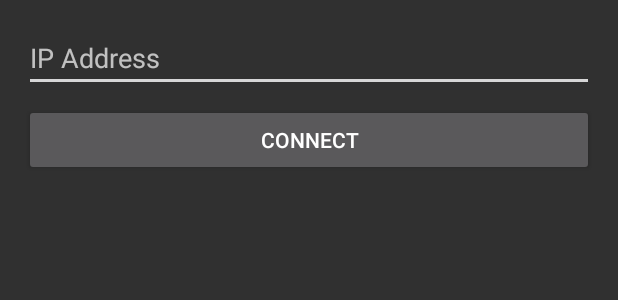
After one commit to Anty0/ev3projectsandroid-lejos, an Android app: the layout fragment_connect.xml on its own in the app's theme, with its tools: preview values and no code run, on a phone screen of 412 x 824 dp. The commit adds this screen. Shown: the top 300 px of the screen. Run offline under Robolectric (Android 15) with nearby library versions, the phone set to English and light mode, and no system bars.

```diff
--- a/app/build.gradle
+++ b/app/build.gradle
@@ -64,12 +64,17 @@ dependencies {
     //androidTestCompile 'com.android.support.test.espresso:espresso-core:2.2.2'
     //androidTestCompile 'com.android.support.test.uiautomator:uiautomator-v18:2.1.2'
 
+    //compile files(System.getenv('EV3_HOME') + "/lib/ev3/dbusjava.jar")
+    //compile files(System.getenv('EV3_HOME') + "/lib/ev3/ev3classes.jar")
+    //compile file(System.getenv('EV3_HOME') + "/lib/ev3/3rdparty/opencv-2411.jar")
+
     debugCompile project(path: ':utils', configuration: 'utilsDebug')
     releaseCompile project(path: ':utils', configuration: 'utilsRelease')
 
     compile 'com.jakewharton:butterknife:8.4.0'
     annotationProcessor 'com.jakewharton:butterknife-compiler:8.4.0'
 
+    compile 'com.android.support.constraint:constraint-layout:1.0.0-alpha8'
     compile 'com.squareup.picasso:picasso:2.5.2'
     compile 'com.jjoe64:graphview:4.2.1'
     /*compile('com.mikepenz:aboutlibraries:5.8.1@aar') {
--- /dev/null
+++ b/app/src/main/res/layout/fragment_connect.xml
@@ -0,0 +1,33 @@
+<?xml version="1.0" encoding="utf-8"?>
+<android.support.constraint.ConstraintLayout xmlns:android="http://schemas.android.com/apk/res/android"
+    xmlns:app="http://schemas.android.com/apk/res-auto"
+    android:layout_width="match_parent"
+    android:layout_height="match_parent">
+
+    <EditText
+        android:id="@+id/editTextConnect"
+        android:layout_width="0dp"
+        android:layout_height="wrap_content"
+        android:layout_marginEnd="16dp"
+        android:layout_marginStart="16dp"
+        android:layout_marginTop="16dp"
+        android:digits="0123456789."
+        android:ems="10"
+        android:hint="@string/text_view_connect_ip_address"
+        android:inputType="number"
+        app:layout_constraintLeft_toLeftOf="parent"
+        app:layout_constraintRight_toRightOf="parent"
+        app:layout_constraintTop_toTopOf="parent" />
+
+    <Button
+        android:id="@+id/buttonConnectDisconnect"
+        android:layout_width="0dp"
+        android:layout_height="wrap_content"
+        android:layout_marginEnd="16dp"
+        android:layout_marginStart="16dp"
+        android:layout_marginTop="8dp"
+        android:text="@string/but_connect"
+        app:layout_constraintLeft_toLeftOf="parent"
+        app:layout_constraintRight_toRightOf="parent"
+        app:layout_constraintTop_toBottomOf="@+id/editTextConnect" />
+</android.support.constraint.ConstraintLayout>
--- a/app/src/main/res/values/strings.xml
+++ b/app/src/main/res/values/strings.xml
@@ -3,6 +3,16 @@
     <string name="title_activity_main">EV3Projects</string>
     <string name="title_activity_debug_info">Debugging info</string>
 
+    <string name="title_fragment_connect">Connection</string>
+    <string name="title_fragment_remote_control">Remote control</string>
+
     <string name="action_settings">Settings</string>
     <string name="action_debug">Debug</string>
+
+    <string name="text_view_connect_ip_address">IP Address</string>
+
+    <string name="but_connect">Connect</string>
+    <string name="but_disconnect">Disconnect</string>
+
+    <string name="toast_action_failed">Action for %1$s failed</string>
 </resources>
```
Also changed, not shown: app/src/main/java/eu/codetopic/anty/ev3projectsandroid/AppBase.java (+10 -4 lines), app/src/main/java/eu/codetopic/anty/ev3projectsandroid/ConnectionFragment.java (added, +111 -0 lines), app/src/main/java/eu/codetopic/anty/ev3projectsandroid/MainActivity.java (+45 -16 lines), app/src/main/java/eu/codetopic/anty/ev3projectsandroid/RemoteControlFragment.java (added, +31 -0 lines), app/src/main/java/eu/codetopic/anty/ev3projectsandroid/lego/Hardware.java (added, +68 -0 lines), app/src/main/res/menu/activity_main_drawer.xml (+9 -3 lines), app/libs/dbusjava.jar (added), app/libs/ev3classes.jar (added), 1 other file.
